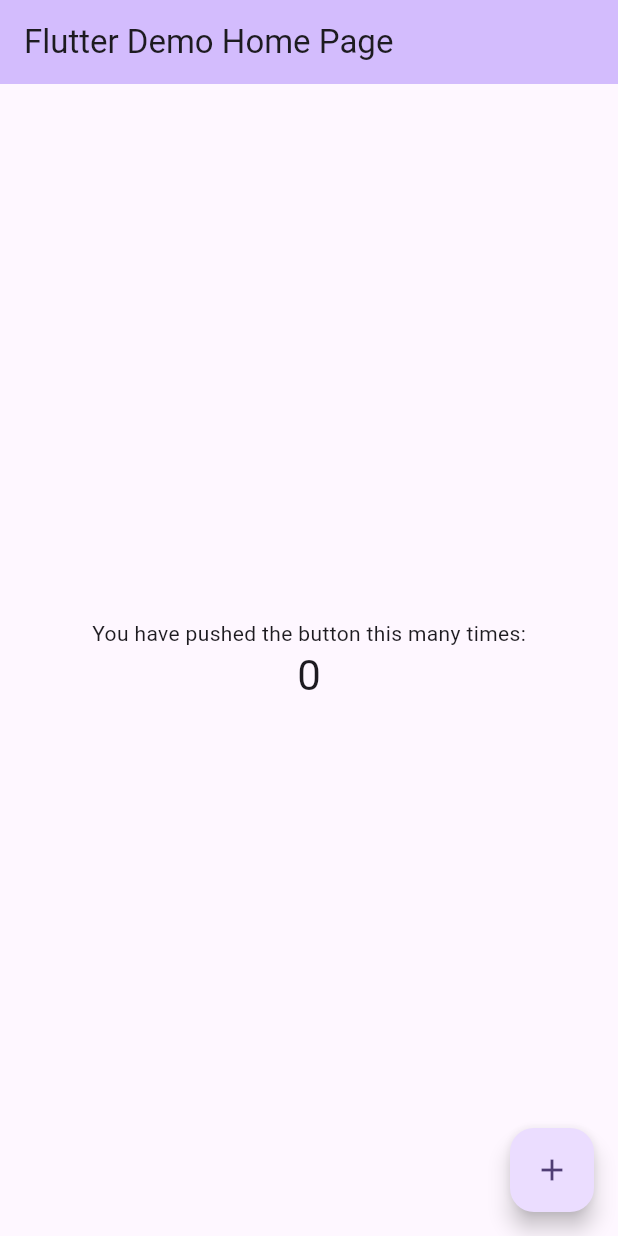
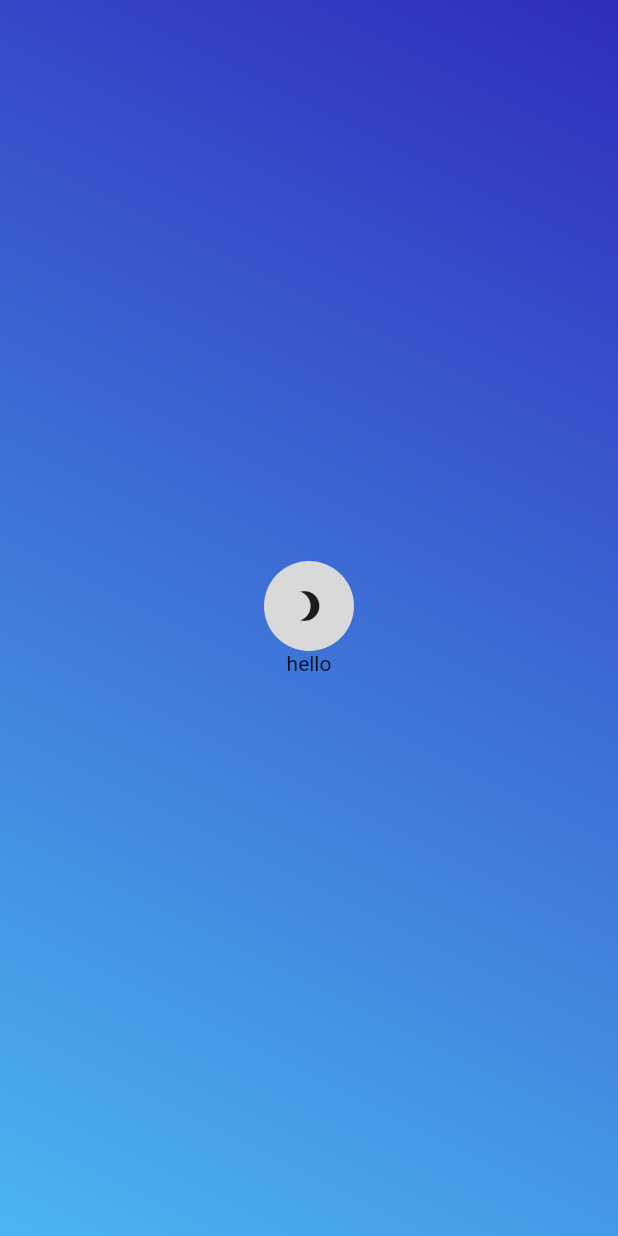
Before and after one commit to Sejimu/weather_app, a Flutter app: the screen it shows after launch, on a phone screen of 412 x 824 dp. Run offline on Flutter 3.47's test engine with Material 2 defaults, Android fonts, the phone set to English and light mode, and no system bars.

Commit message:
change Theme Btn

```diff
--- /dev/null
+++ b/lib/internal/app.dart
@@ -0,0 +1,15 @@
+import 'package:flutter/material.dart';
+import 'package:weather_app_clean_architeture/presentation/widgets/home.dart';
+
+
+class App extends StatelessWidget {
+  const App({super.key});
+
+  @override
+  Widget build(BuildContext context) {
+    return MaterialApp(
+      debugShowCheckedModeBanner: false,
+      home: HomePage(),
+    );
+  }
+}
--- a/lib/main.dart
+++ b/lib/main.dart
@@ -1,125 +1,6 @@
 import 'package:flutter/material.dart';
+import 'package:weather_app_clean_architeture/internal/app.dart';
 
 void main() {
-  runApp(const MyApp());
+  runApp(App());
 }
-
-class MyApp extends StatelessWidget {
-  const MyApp({super.key});
-
-  // This widget is the root of your application.
-  @override
-  Widget build(BuildContext context) {
-    return MaterialApp(
-      title: 'Flutter Demo',
-      theme: ThemeData(
-        // This is the theme of your application.
-        //
-        // TRY THIS: Try running your application with "flutter run". You'll see
-        // the application has a blue toolbar. Then, without quitting the app,
-        // try changing the seedColor in the colorScheme below to Colors.green
-        // and then invoke "hot reload" (save your changes or press the "hot
-        // reload" button in a Flutter-supported IDE, or press "r" if you used
-        // the command line to start the app).
-        //
-        // Notice that the counter didn't reset back to zero; the application
-        // state is not lost during the reload. To reset the state, use hot
-        // restart instead.
-        //
-        // This works for code too, not just values: Most code changes can be
-        // tested with just a hot reload.
-        colorScheme: ColorScheme.fromSeed(seedColor: Colors.deepPurple),
-        useMaterial3: true,
-      ),
-      home: const MyHomePage(title: 'Flutter Demo Home Page'),
-    );
-  }
-}
-
-class MyHomePage extends StatefulWidget {
-  const MyHomePage({super.key, required this.title});
-
-  // This widget is the home page of your application. It is stateful, meaning
-  // that it has a State object (defined below) that contains fields that affect
-  // how it looks.
-
-  // This class is the configuration for the state. It holds the values (in this
-  // case the title) provided by the parent (in this case the App widget) and
-  // used by the build method of the State. Fields in a Widget subclass are
-  // always marked "final".
-
-  final String title;
-
-  @override
-  State<MyHomePage> createState() => _MyHomePageState();
-}
-
-class _MyHomePageState extends State<MyHomePage> {
-  int _counter = 0;
-
-  void _incrementCounter() {
-    setState(() {
-      // This call to setState tells the Flutter framework that something has
-      // changed in this State, which causes it to rerun the build method below
-      // so that the display can reflect the updated values. If we changed
-      // _counter without calling setState(), then the build method would not be
-      // called again, and so nothing would appear to happen.
-      _counter++;
-    });
-  }
-
-  @override
-  Widget build(BuildContext context) {
-    // This method is rerun every time setState is called, for instance as done
-    // by the _incrementCounter method above.
-    //
-    // The Flutter framework has been optimized to make rerunning build methods
-    // fast, so that you can just rebuild anything that needs updating rather
-    // than having to individually change instances of widgets.
-    return Scaffold(
-      appBar: AppBar(
-        // TRY THIS: Try changing the color here to a specific color (to
-        // Colors.amber, perhaps?) and trigger a hot reload to see the AppBar
-        // change color while the other colors stay the same.
-        backgroundColor: Theme.of(context).colorScheme.inversePrimary,
-        // Here we take the value from the MyHomePage object that was created by
-        // the App.build method, and use it to set our appbar title.
-        title: Text(widget.title),
-      ),
-      body: Center(
-        // Center is a layout widget. It takes a single child and positions it
-        // in the middle of the parent.
-        child: Column(
-          // Column is also a layout widget. It takes a list of children and
-          // arranges them vertically. By default, it sizes itself to fit its
-          // children horizontally, and tries to be as tall as its parent.
-          //
-          // Column has various properties to control how it sizes itself and
-          // how it positions its children. Here we use mainAxisAlignment to
-          // center the children vertically; the main axis here is the vertical
-          // axis because Columns are vertical (the cross axis would be
-          // horizontal).
-          //
-          // TRY THIS: Invoke "debug painting" (choose the "Toggle Debug Paint"
-          // action in the IDE, or press "p" in the console), to see the
-          // wireframe for each widget.
-          mainAxisAlignment: MainAxisAlignment.center,
-          children: <Widget>[
-            const Text(
-              'You have pushed the button this many times:',
-            ),
-            Text(
-              '$_counter',
-              style: Theme.of(context).textTheme.headlineMedium,
-            ),
-          ],
-        ),
-      ),
-      floatingActionButton: FloatingActionButton(
-        onPressed: _incrementCounter,
-        tooltip: 'Increment',
-        child: const Icon(Icons.add),
-      ), // This trailing comma makes auto-formatting nicer for build methods.
-    );
-  }
-}
--- /dev/null
+++ b/lib/presentation/themes/app_colors.dart
@@ -0,0 +1,13 @@
+import 'package:flutter/material.dart';
+
+abstract class AppColors{
+  static const List<Color> bgColorLight = [
+    Color(0xff4BB5F1),
+    Color(0xff2F2CBC),
+  ];
+  static const List<Color> bgColorDark = [
+    Color(0xff223076),
+    Color(0xff06050E),
+  ];
+  static const Color btnBgColor = Color(0xffD9D9D9);
+}
--- /dev/null
+++ b/lib/presentation/widgets/home.dart
@@ -0,0 +1,46 @@
+import 'package:flutter/material.dart';
+import 'package:weather_app_clean_architeture/presentation/themes/app_colors.dart';
+import 'package:weather_app_clean_architeture/presentation/widgets/switch_theme_btn.dart';
+
+class HomePage extends StatefulWidget {
+  const HomePage({super.key});
+
+  @override
+  State<HomePage> createState() => _HomePageState();
+}
+
+class _HomePageState extends State<HomePage> {
+
+  bool themeState = true;
+
+  void changeTheme(){
+    setState(() {
+      themeState = !themeState;
+    });
+  }
+
+  @override
+  Widget build(BuildContext context) {
+    return Container(
+      decoration: BoxDecoration(
+        gradient: LinearGradient(
+          colors: themeState == true ? AppColors.bgColorLight : AppColors.bgColorDark,
+          begin: Alignment.bottomLeft,
+          end: Alignment.topRight,
+        )
+      ),
+        child:  Scaffold(
+          backgroundColor: Colors.transparent,
+          body: Center(
+            child: Column(
+              mainAxisAlignment: MainAxisAlignment.center,
+              children: [
+                SwitchThemeBtn(changeTheme: changeTheme , themeState: themeState ),
+                Text("hello")
+              ],
+            ),
+          ),
+        )
+    );
+  }
+}
--- /dev/null
+++ b/lib/presentation/widgets/switch_theme_btn.dart
@@ -0,0 +1,32 @@
+import 'package:flutter/cupertino.dart';
+import 'package:flutter/material.dart';
+import 'package:weather_app_clean_architeture/presentation/themes/app_colors.dart';
+
+
+class SwitchThemeBtn extends StatefulWidget {
+
+  final void Function() changeTheme;
+  bool themeState;
+
+   SwitchThemeBtn({super.key , required this.themeState , required this.changeTheme});
+
+
+  @override
+  State<SwitchThemeBtn> createState() => _SwitchThemeBtnState();
+}
+
+class _SwitchThemeBtnState extends State<SwitchThemeBtn> {
+  @override
+  Widget build(BuildContext context) {
+    return  Container(
+      width: 60,
+      height: 60,
+      decoration: BoxDecoration(
+        color: AppColors.btnBgColor,
+        borderRadius: BorderRadius.circular(50),
+
+      ),
+      child: IconButton(onPressed: widget.changeTheme, icon: Icon(widget.themeState ? Icons.brightness_3 : Icons.brightness_4)),
+    );
+  }
+}
```
Also changed, not shown: lib/presentation/themes/app_fonts.dart (added).
